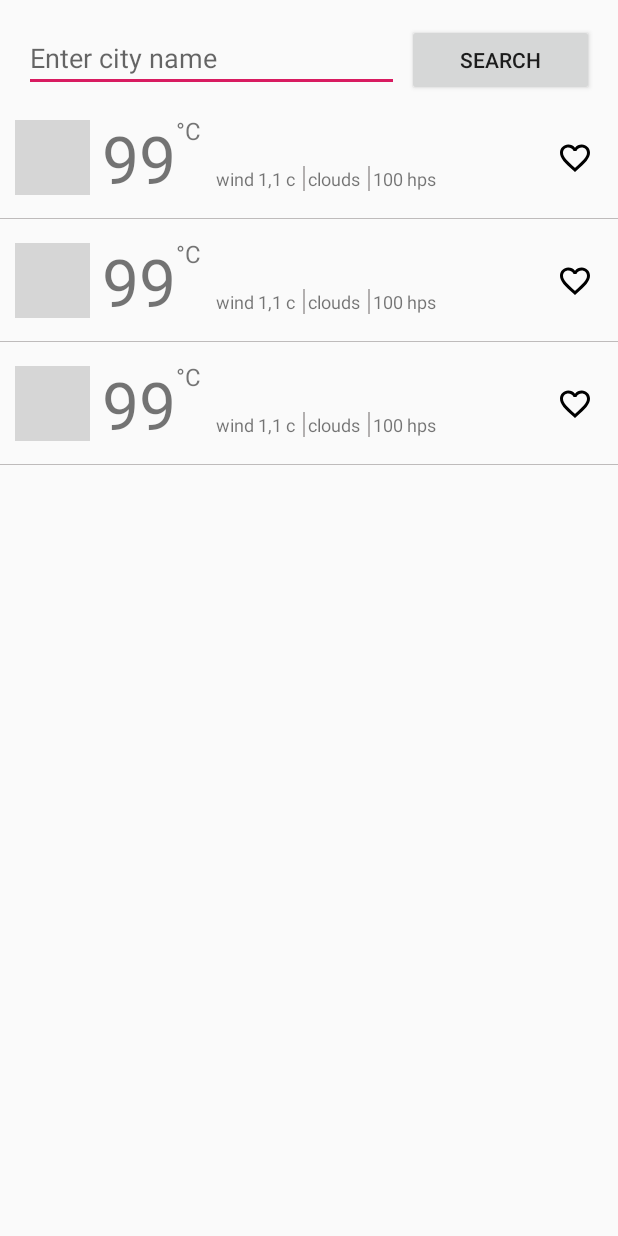
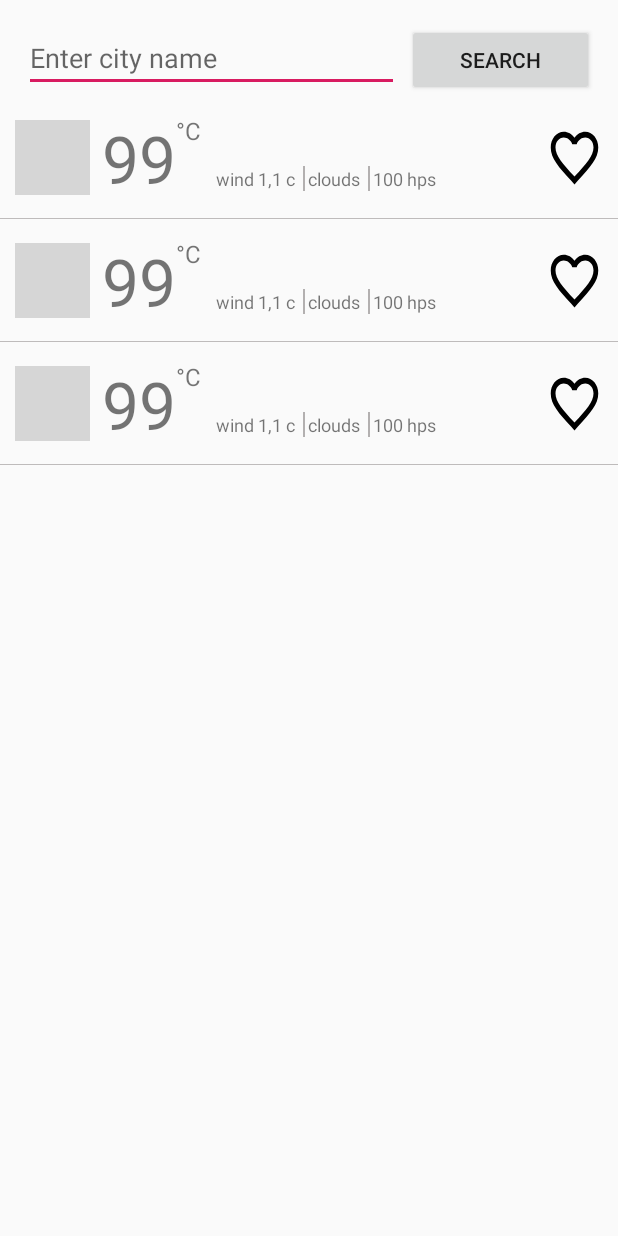
Before and after one commit to Tamiresp/Persistencia, an Android app: the layout activity_main.xml on its own in the app's theme, with its tools: preview values and no code run, on a phone screen of 412 x 824 dp. Run offline under Robolectric (Android 15) with nearby library versions, the phone set to English and light mode, and no system bars; grey boxes are pictures that could not be loaded.

Commit message:
Button favourite

```diff
--- a/app/src/main/java/com/example/weaterapp/data/CityDao.kt
+++ b/app/src/main/java/com/example/weaterapp/data/CityDao.kt
@@ -14,6 +14,6 @@ interface CityDao{
     @Query("SELECT * FROM TB_FAVORITE WHERE id = :id")
     fun favoriteById(id: Int): Favorite
 
-    @Query("SELECT * FROM TB_FAVORITE")
-    fun allFavorites(): List<Favorite>
+    @Query("SELECT id FROM TB_FAVORITE")
+    fun allFavorites(): List<Int>
 }
--- a/app/src/main/java/com/example/weaterapp/requests/endpoints/IWeatherService.kt
+++ b/app/src/main/java/com/example/weaterapp/requests/endpoints/IWeatherService.kt
@@ -8,7 +8,7 @@ import retrofit2.http.Query
 interface IWeatherService {
     @GET("find?")
     fun find(@Query("q") cityName: String,
-              @Query("appid") appId: String, @Query("lang") lang: String, @Query("unit") unit: String
+              @Query("appid") appId: String, @Query("lang") lang: String, @Query("units") unit: String
     ): Call<FindResult>
 
     @GET("group?")
--- a/app/src/main/res/drawable/click.xml
+++ /dev/null
@@ -1,3 +0,0 @@
-<?xml version="1.0" encoding="utf-8"?>
-<color xmlns:android="http://schemas.android.com/apk/res/android" android:color="@color/red">
-</color>
--- a/app/src/main/res/drawable/ic_favorite_black_24dp.xml
+++ b/app/src/main/res/drawable/ic_favorite_black_24dp.xml
@@ -1,4 +1,4 @@
-<vector android:height="24dp" android:tint="#FFFFFF"
+<vector android:height="24dp" android:tint="#FF103E"
     android:viewportHeight="24.0" android:viewportWidth="24.0"
     android:width="24dp" xmlns:android="http://schemas.android.com/apk/res/android">
     <path android:fillColor="#FF000000" android:pathData="M12,21.35l-1.45,-1.32C5.4,15.36 2,12.28 2,8.5 2,5.42 4.42,3 7.5,3c1.74,0 3.41,0.81 4.5,2.09C13.09,3.81 14.76,3 16.5,3 19.58,3 22,5.42 22,8.5c0,3.78 -3.4,6.86 -8.55,11.54L12,21.35z"/>
--- a/app/src/main/res/drawable/no_click.xml
+++ /dev/null
@@ -1,3 +0,0 @@
-<?xml version="1.0" encoding="utf-8"?>
-<color xmlns:android="http://schemas.android.com/apk/res/android" android:color="@color/white">
-</color>
--- a/app/src/main/res/drawable/selector_back.xml
+++ b/app/src/main/res/drawable/selector_back.xml
@@ -1,5 +1,7 @@
 <?xml version="1.0" encoding="utf-8"?>
 <selector xmlns:android="http://schemas.android.com/apk/res/android">
-    <item android:drawable="@drawable/no_click" android:state_pressed="false"></item>
-    <item android:drawable="@drawable/click" ></item>
+    <item android:drawable = "@drawable/ic_favorite_black_24dp"
+        android:state_checked="true"/>
+    <item android:drawable="@drawable/ic_favorite_border_black_24dp"
+        android:state_checked="false"/>
 </selector>
--- a/app/src/main/res/layout/item.xml
+++ b/app/src/main/res/layout/item.xml
@@ -109,16 +109,17 @@
         </LinearLayout>
     </LinearLayout>
 
-    <androidx.appcompat.widget.AppCompatImageButton
+    <ToggleButton
         android:id="@+id/btnFavorite"
         android:layout_width="38dp"
         android:layout_height="46dp"
         android:layout_marginEnd="10dp"
-        android:background="@android:drawable/screen_background_light_transparent"
-        android:backgroundTint="@android:color/transparent"
         android:foregroundGravity="center"
-        android:src="@drawable/ic_favorite_border_black_24dp"
-        android:tint="@android:color/transparent"
+        android:background="@drawable/selector_back"
+        android:checked="false"
+        android:text=""
+        android:textOff=""
+        android:textOn=""
         app:layout_constraintBottom_toBottomOf="parent"
         app:layout_constraintEnd_toEndOf="parent"
         app:layout_constraintStart_toEndOf="@+id/ll"
```
Also changed, not shown: app/src/main/java/com/example/weaterapp/adapters/ListAdapter.kt (+54 -6 lines).
